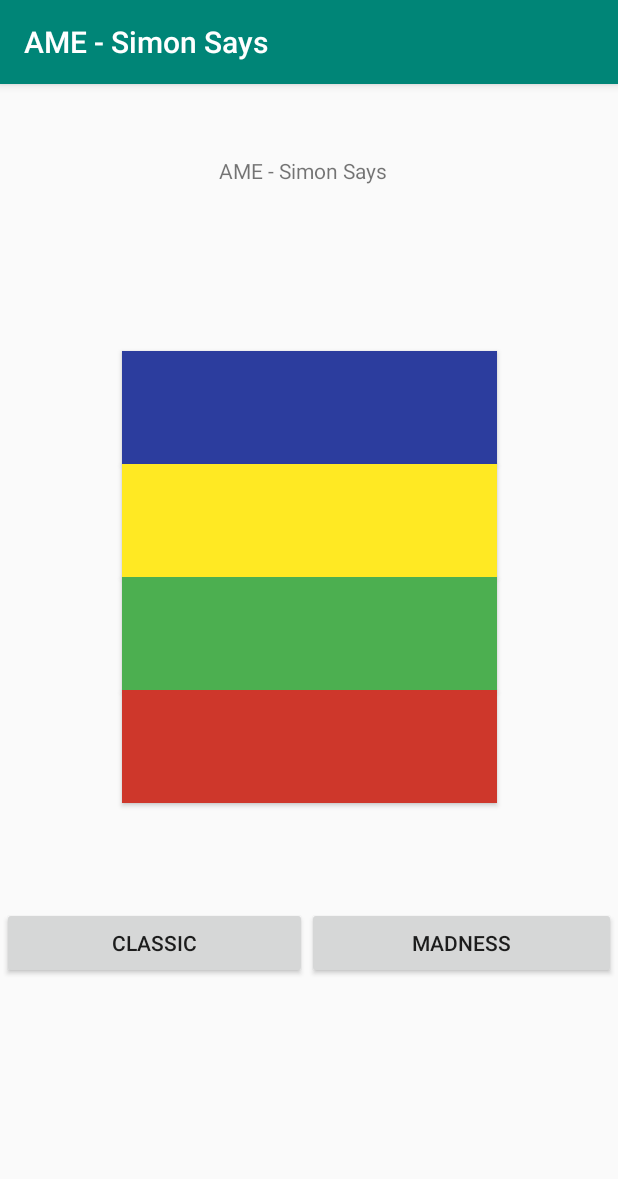
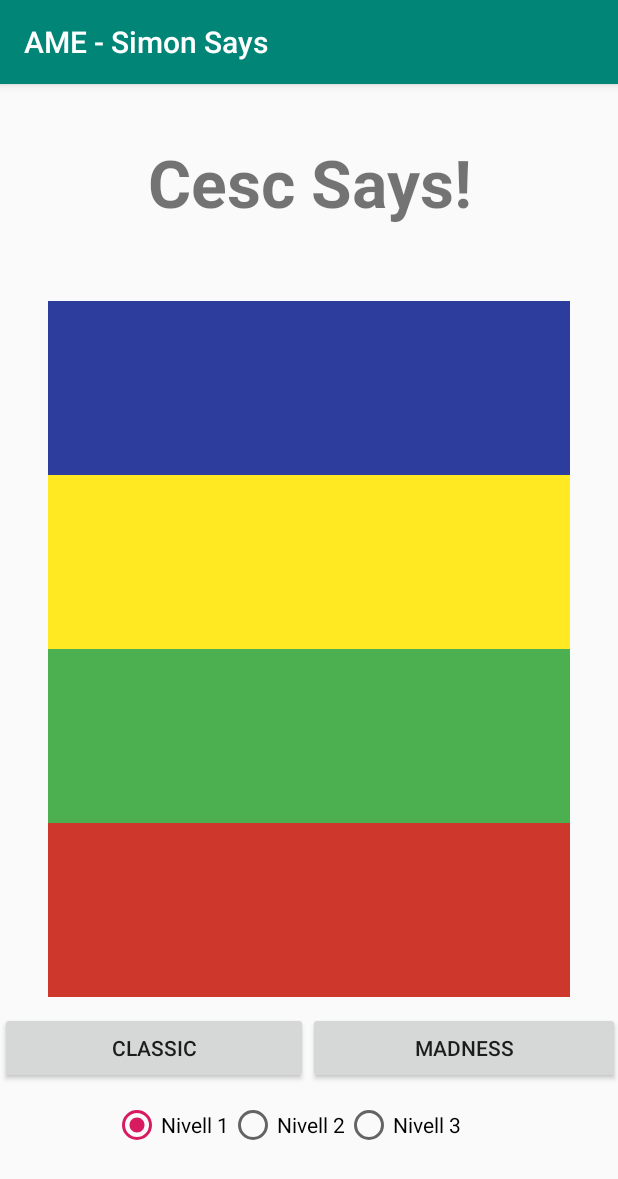
Before and after one commit to CescFT/Practica2_AME, an Android app: the screen it shows after launch (MainActivity), on a phone screen of 412 x 824 dp. Shown: the top 1179 px of the screen. Run offline under Robolectric (Android 15) with nearby library versions, the phone set to English and light mode, and no system bars.

Commit message:
master: added some features.

```diff
--- a/app/src/main/java/com/example/ame_simonsays/MainActivity.java
+++ b/app/src/main/java/com/example/ame_simonsays/MainActivity.java
@@ -2,12 +2,15 @@ package com.example.ame_simonsays;
 
 import androidx.appcompat.app.AppCompatActivity;
 
+import android.content.Intent;
 import android.content.SharedPreferences;
 import android.os.Bundle;
 import android.os.Handler;
-import android.view.MotionEvent;
 import android.view.View;
 import android.widget.Button;
+import android.widget.LinearLayout;
+import android.widget.RadioButton;
+import android.widget.RadioGroup;
 import android.widget.TextView;
 
 
@@ -20,13 +23,18 @@ public class MainActivity extends AppCompatActivity {
     /**
      * Elements que necessitem per a executar el codi
      */
-    private TextView mTextView;
     private TextView textResultat;
+    private TextView textFase;
+    private TextView labelFase;
+
     private int indexSeq;
     private Button botoBlau;
     private Button botoVermell;
     private Button botoVerd;
     private Button botoGroc;
+
+    private LinearLayout botonera;
+
     private List<Integer> sequencia  = new ArrayList<Integer>();
     private int index = 0;
     private int valorEscollit=5;
@@ -36,8 +44,13 @@ public class MainActivity extends AppCompatActivity {
     private Handler handler = new Handler();
     private int temps=0;
 
+    private RadioGroup radioGrup;
+    private RadioButton radioButton1;
+    private RadioButton radioButton2;
+    private RadioButton radioButton3;
 
-    private int nivell = 2;
+    private int nivell;
+    private int dificultat;
     private int punts = 0;
     private int modeJoc;
 
@@ -55,18 +68,30 @@ public class MainActivity extends AppCompatActivity {
 
 
 
-        mTextView =(TextView) findViewById(R.id.seg_color);
         indexSeq =0;
         botoBlau =  (Button) findViewById(R.id.botoBlau);
         botoVermell = (Button) findViewById(R.id.botoVermell);
         botoVerd = (Button) findViewById(R.id.botoVerd);
         botoGroc = (Button) findViewById(R.id.botoGroc);
         textResultat = (TextView) findViewById(R.id.textResultat);
+        textFase = (TextView) findViewById(R.id.fase);
+        labelFase = (TextView) findViewById(R.id.labelFase);
+        botonera = (LinearLayout) findViewById(R.id.botonera);
+
+        radioGrup = (RadioGroup) findViewById(R.id.radioGroupNivell);
+        radioButton1 = (RadioButton) findViewById(R.id.rbnivell1);
+        radioButton2 = (RadioButton) findViewById(R.id.rbnivell2);
+        radioButton3 = (RadioButton) findViewById(R.id.rbnivell3);
 
         botoVermell.setTag(0);
         botoVerd.setTag(1);
         botoGroc.setTag(2);
         botoBlau.setTag(3);
+
+        radioButton1.setTag(1);
+        radioButton2.setTag(2);
+        radioButton3.setTag(3);
+
 
         sharedPrefs = getPreferences(MODE_PRIVATE);
         sharedPrefsEditor = sharedPrefs.edit();
@@ -86,7 +111,11 @@ public class MainActivity extends AppCompatActivity {
         }, 250);
     }
     public void finalJoc(){
-        mTextView.setText("Game Over");
+        textFase.setText("Cesc Says!");
+        textResultat.setText("Game Over");
+        mostrarComponents();
+        /*Intent intent = new Intent(GameActivity.this,RankingActivity.class);
+        startActivity(intent);*/
     }
     public void comprovaBoto(int c){
         if(c!=sequencia.get(index)) finalJoc();
@@ -145,35 +174,52 @@ public class MainActivity extends AppCompatActivity {
 
 
     }
+
+    public void mostrarComponents(){
+        botonera.setVisibility(View.VISIBLE);
+        labelFase.setVisibility(View.INVISIBLE);
+        radioGrup.setVisibility(View.VISIBLE);
+    }
+
+    public void amagarComponents(){
+        botonera.setVisibility(View.GONE);
+        labelFase.setVisibility(View.VISIBLE);
+        radioGrup.setVisibility(View.GONE);
+    }
+
     public void onClickJugarClassic(View view) {
+        modeJoc=0;
+        sequencia = new ArrayList<Integer>();
+        sequenceLength=0;
+        inicialitzacions();
+    }
 
-        mTextView.setText("");
-        modeJoc=0;
+    public void onClickJugarMadness(View view) {
+        modeJoc=1;
+        inicialitzacions();
+    }
+
+    public void inicialitzacions(){
+        amagarComponents();
+        textResultat.setText("");
         punts=0;
         textResultat.setText("");
         nivell=1;
-        sequencia = new ArrayList<Integer>();
-        sequenceLength=0;
-        iniciarNivell();
 
-    }
+        int seleccionat = radioGrup.getCheckedRadioButtonId();
+        RadioButton rb = (RadioButton) findViewById(seleccionat);
+        dificultat = (int) rb.getTag();
 
-    public void onClickJugarMadness(View view) {
 
-        mTextView.setText("");
-        modeJoc=1;
-        punts=0;
-        textResultat.setText("");
-        nivell=1;
         iniciarNivell();
     }
 
     public void iniciarNivell(){
-
+        textFase.setText(String.valueOf(nivell));
         Random rand = new Random();
         if(modeJoc==1) {
             sequencia = new ArrayList<Integer>();
-            sequenceLength = nivell;
+            sequenceLength = nivell*dificultat;
             //inicialització de la seqüència que tindrà el joc.
             for(int i=0; i<sequenceLength; i++)
             {
--- a/app/src/main/res/layout/activity_main.xml
+++ b/app/src/main/res/layout/activity_main.xml
@@ -4,73 +4,75 @@
     xmlns:tools="http://schemas.android.com/tools"
     android:layout_width="match_parent"
     android:layout_height="match_parent"
-    tools:context=".MainActivity">
+    tools:context=".GameActivity">
 
 
     <TextView
-        android:id="@+id/seg_color"
+        android:id="@+id/textResultat"
+        android:layout_width="wrap_content"
+        android:layout_height="wrap_content"
+        android:layout_marginStart="16dp"
+        android:layout_marginTop="96dp"
+        android:layout_marginEnd="16dp"
+        android:gravity="center_horizontal"
+        android:textSize="24sp"
+        app:layout_constraintEnd_toEndOf="parent"
+        app:layout_constraintHorizontal_bias="0.498"
+        app:layout_constraintStart_toStartOf="parent"
+        app:layout_constraintTop_toTopOf="parent" />
+
+    <TextView
+        android:id="@+id/labelFase"
         android:layout_width="121dp"
         android:layout_height="25dp"
-        android:layout_marginStart="120dp"
-        android:layout_marginTop="48dp"
-        android:layout_marginEnd="120dp"
-        android:gravity="center|center_horizontal"
-        app:layout_constraintEnd_toEndOf="parent"
-        app:layout_constraintHorizontal_bias="1.0"
-        app:layout_constraintStart_toStartOf="parent"
-        app:layout_constraintTop_toBottomOf="@+id/textView2" />
-
-    <TextView
-        android:id="@+id/textView2"
-        android:layout_width="121dp"
-        android:layout_height="25dp"
-        android:text="@string/app_name"
+        android:text="FASE"
+        android:textAlignment="center"
+        android:visibility="invisible"
         app:layout_constraintBottom_toBottomOf="parent"
-        app:layout_constraintHorizontal_bias="0.502"
         app:layout_constraintLeft_toLeftOf="parent"
         app:layout_constraintRight_toRightOf="parent"
         app:layout_constraintTop_toTopOf="parent"
-        app:layout_constraintVertical_bias="0.065" />
+        app:layout_constraintVertical_bias="0.022" />
 
     <LinearLayout
         android:id="@+id/linearLayout"
-        android:layout_width="391dp"
-        android:layout_height="354dp"
-        android:layout_marginStart="10dp"
-        android:layout_marginTop="7dp"
-        android:layout_marginEnd="10dp"
+        android:layout_width="0dp"
+        android:layout_height="0dp"
+        android:layout_marginStart="32dp"
+        android:layout_marginTop="16dp"
+        android:layout_marginEnd="32dp"
+        android:layout_marginBottom="10dp"
         android:gravity="center_horizontal"
         android:orientation="vertical"
         android:visibility="visible"
+        app:layout_constraintBottom_toTopOf="@+id/botonera"
         app:layout_constraintEnd_toEndOf="parent"
         app:layout_constraintStart_toStartOf="parent"
-        app:layout_constraintTop_toBottomOf="@+id/seg_color">
+        app:layout_constraintTop_toBottomOf="@+id/textResultat">
 
         <Button
             android:id="@+id/botoBlau"
-            android:layout_width="250dp"
-            android:layout_height="75dp"
-            android:layout_marginStart="80dp"
-            android:layout_marginTop="24dp"
-            android:layout_marginEnd="80dp"
+            android:layout_width="match_parent"
+            android:layout_height="match_parent"
+            android:layout_weight="1"
             android:background="@color/colorBlauFosc"
             android:onClick="onClickBoto"
             android:textColor="#ffffff" />
 
         <Button
             android:id="@+id/botoGroc"
-            android:layout_width="250dp"
-            android:layout_height="75dp"
+            android:layout_width="match_parent"
+            android:layout_height="match_parent"
+            android:layout_weight="1"
             android:background="@color/colorGrocFosc"
             android:onClick="onClickBoto"
             android:textColor="#000000" />
 
         <Button
             android:id="@+id/botoVerd"
-            android:layout_width="250dp"
-            android:layout_height="75dp"
-            android:layout_marginStart="80dp"
-            android:layout_marginEnd="80dp"
+            android:layout_width="match_parent"
+            android:layout_height="match_parent"
+            android:layout_weight="1"
             android:background="@color/colorVerdFosc"
             android:onClick="onClickBoto"
             android:padding="10dp"
@@ -78,11 +80,9 @@
 
         <Button
             android:id="@+id/botoVermell"
-            android:layout_width="250dp"
-            android:layout_height="75dp"
-            android:layout_marginStart="80dp"
-            android:layout_marginEnd="80dp"
-            android:layout_marginBottom="191dp"
+            android:layout_width="match_parent"
+            android:layout_height="match_parent"
+            android:layout_weight="1"
             android:background="@color/colorVermellFosc"
             android:onClick="onClickBoto"
             android:padding="10dp"
@@ -90,28 +90,18 @@
 
     </LinearLayout>
 
-    <TextView
-        android:id="@+id/textResultat"
-        android:layout_width="wrap_content"
-        android:layout_height="wrap_content"
+    <LinearLayout
+        android:id="@+id/botonera"
+        android:layout_width="413dp"
+        android:layout_height="49dp"
         android:layout_marginStart="16dp"
-        android:layout_marginTop="20dp"
         android:layout_marginEnd="16dp"
-        android:gravity="center_horizontal"
+        android:layout_marginBottom="10dp"
+        android:orientation="horizontal"
+        android:visibility="visible"
+        app:layout_constraintBottom_toTopOf="@+id/radioGroupNivell"
         app:layout_constraintEnd_toEndOf="parent"
-        app:layout_constraintStart_toStartOf="parent"
-        app:layout_constraintTop_toBottomOf="@+id/linearLayout" />
-
-    <LinearLayout
-        android:layout_width="409dp"
-        android:layout_height="185dp"
-        android:layout_marginStart="16dp"
-        android:layout_marginTop="1dp"
-        android:layout_marginEnd="16dp"
-        android:orientation="horizontal"
-        app:layout_constraintEnd_toEndOf="parent"
-        app:layout_constraintStart_toStartOf="parent"
-        app:layout_constraintTop_toBottomOf="@+id/textResultat">
+        app:layout_constraintStart_toStartOf="parent">
 
         <Button
             android:id="@+id/bclassic"
@@ -130,5 +120,55 @@
             android:text="Madness" />
     </LinearLayout>
 
+    <RadioGroup
+        android:id="@+id/radioGroupNivell"
+        android:layout_width="wrap_content"
+        android:layout_height="wrap_content"
+        android:layout_marginStart="136dp"
+        android:layout_marginEnd="165dp"
+        android:layout_marginBottom="58dp"
+        android:orientation="horizontal"
+        android:visibility="visible"
+        app:layout_constraintBottom_toBottomOf="parent"
+        app:layout_constraintEnd_toEndOf="parent"
+        app:layout_constraintStart_toStartOf="parent">
+
+        <RadioButton
+            android:id="@+id/rbnivell1"
+            android:layout_width="match_parent"
+            android:layout_height="wrap_content"
+            android:checked="true"
+            android:text="Nivell 1" />
+
+        <RadioButton
+            android:id="@+id/rbnivell2"
+            android:layout_width="match_parent"
+            android:layout_height="wrap_content"
+            android:text="Nivell 2" />
+
+        <RadioButton
+            android:id="@+id/rbnivell3"
+            android:layout_width="wrap_content"
+            android:layout_height="wrap_content"
+            android:layout_weight="1"
+            android:text="Nivell 3" />
+    </RadioGroup>
+
+    <TextView
+        android:id="@+id/fase"
+        android:layout_width="wrap_content"
+        android:layout_height="wrap_content"
+        android:layout_marginStart="177dp"
+        android:layout_marginTop="11dp"
+        android:layout_marginEnd="176dp"
+        android:layout_marginBottom="68dp"
+        android:text="Cesc Says!"
+        android:textSize="44sp"
+        android:textStyle="bold"
+        app:layout_constraintBottom_toTopOf="@+id/linearLayout"
+        app:layout_constraintEnd_toEndOf="parent"
+        app:layout_constraintStart_toStartOf="parent"
+        app:layout_constraintTop_toBottomOf="@+id/labelFase" />
+
 
 </androidx.constraintlayout.widget.ConstraintLayout>
```
Lines whose indentation alone changed are shown as unchanged.
